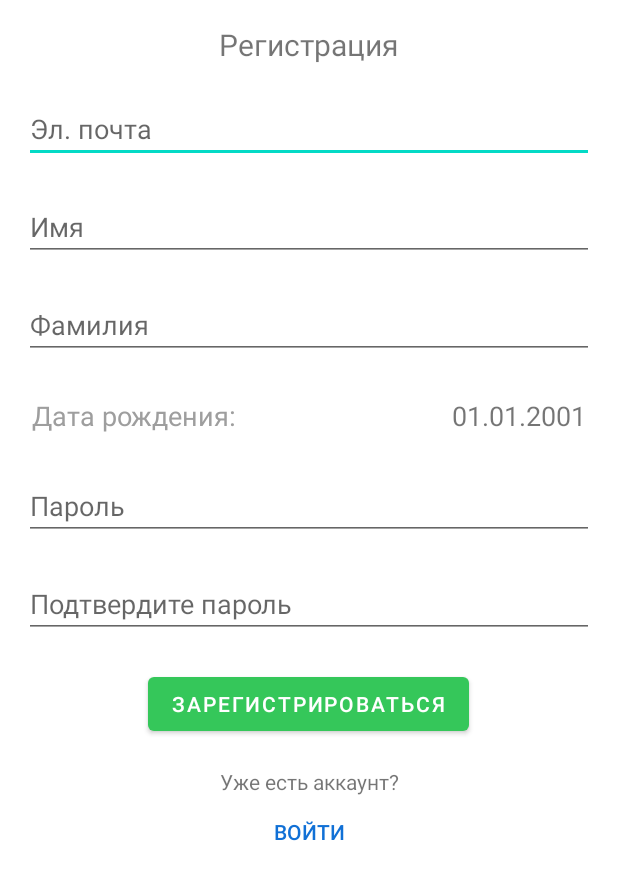
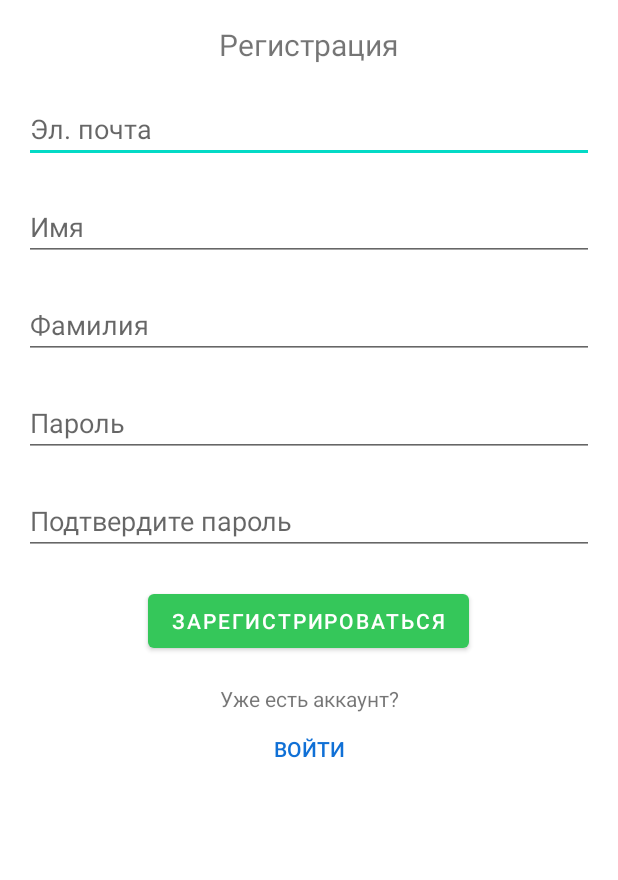
Before and after one commit to wingsmight/AudioRecorderAndroid, an Android app: the screen it shows after launch (SignUpActivity), on a phone screen of 412 x 824 dp. Shown: the top 880 px of the screen. Run offline under Robolectric (Android 15) with nearby library versions, the phone set to English and light mode, and no system bars; our stand-ins replace Firebase (no records; nobody signed in at launch, a user with empty details on screens opened directly).

Commit message:
remove birthday reference

```diff
--- a/app/src/main/java/com/wingsmight/audiorecorder/ui/login/SignUpActivity.java
+++ b/app/src/main/java/com/wingsmight/audiorecorder/ui/login/SignUpActivity.java
@@ -42,7 +42,6 @@ import java.util.Date;
 
 public class SignUpActivity extends AppCompatActivity implements View.OnClickListener, DatePickerDialog.OnDateSetListener{
     EditText name,surname,email,password,confirmedPassword;
-    TextView birthdate;
     Button mRegisterbtn;
     TextView mLoginPageBack;
     FirebaseAuth mAuth;
@@ -61,7 +60,6 @@ public class SignUpActivity extends AppCompatActivity implements View.OnClickLis
         email = (EditText)findViewById(R.id.editEmail);
         name = (EditText)findViewById(R.id.editName);
         surname = (EditText)findViewById(R.id.editSurname);
-        birthdate = (TextView) findViewById(R.id.valueBirthdate);
         password = (EditText)findViewById(R.id.editPassword);
         confirmedPassword = (EditText)findViewById(R.id.editConfirmPassword);
         mRegisterbtn = (Button)findViewById(R.id.buttonRegister);
@@ -73,14 +71,6 @@ public class SignUpActivity extends AppCompatActivity implements View.OnClickLis
         mLoginPageBack.setOnClickListener(this);
         mDialog = new ProgressDialog(this);
         mdatabase = FirebaseDatabase.getInstance().getReference().child("Users");
-
-        birthdate.setOnClickListener(new View.OnClickListener() {
-            @Override
-            public void onClick(View view) {
-                com.wingsmight.audiorecorder.ui.login.DatePicker mDatePickerDialogFragment = new com.wingsmight.audiorecorder.ui.login.DatePicker();
-                mDatePickerDialogFragment.show(getSupportFragmentManager(), "DATE PICK");
-            }
-        });
 
         FirebaseUser user = FirebaseAuth.getInstance().getCurrentUser();
         if (user != null) {
@@ -99,7 +89,6 @@ public class SignUpActivity extends AppCompatActivity implements View.OnClickLis
         mCalendar.set(Calendar.MONTH, month);
         mCalendar.set(Calendar.DAY_OF_MONTH, dayOfMonth);
         String selectedDate = DateFormat.getDateInstance(DateFormat.SHORT).format(mCalendar.getTime());
-        birthdate.setText(selectedDate);
         Birthdate = new Date(year, month, dayOfMonth);
     }
 
--- a/app/src/main/java/com/wingsmight/audiorecorder/ui/settings/SettingsPreferencesFragment.java
+++ b/app/src/main/java/com/wingsmight/audiorecorder/ui/settings/SettingsPreferencesFragment.java
@@ -83,9 +83,6 @@ public class SettingsPreferencesFragment extends PreferenceFragmentCompat {
         Preference fullNamePref = findPreference("userFullName");
         fullNamePref.setTitle(sharedPreferences.getString("userFullName", ""));
 
-        Preference birthDatePref = findPreference("birthDate");
-        birthDatePref.setSummary(sharedPreferences.getString("birthDate", "01.01.2001"));
-
         Preference emailPref = findPreference("email");
         emailPref.setSummary(sharedPreferences.getString("email", "01.01.2001"));
     }
--- a/app/src/main/res/layout/activity_signup.xml
+++ b/app/src/main/res/layout/activity_signup.xml
@@ -59,46 +59,6 @@
         android:textAlignment="textStart"
         />
 
-    <LinearLayout
-        android:id="@+id/birthdate"
-        android:layout_width="fill_parent"
-        android:layout_height="wrap_content"
-        android:inputType="textEmailAddress"
-        android:hint="Дата рождения:"
-        android:ems="10"
-        android:layout_below="@+id/editSurname"
-        android:layout_centerHorizontal="true"
-        android:layout_marginTop="20dp"
-        android:textAlignment="textStart"
-        android:orientation="horizontal"
-        android:padding="5dp"
-        >
-        <TextView
-            android:id="@+id/labelBirthdate"
-            android:layout_width="wrap_content"
-            android:layout_height="wrap_content"
-            android:layout_weight="0"
-            android:text="Дата рождения:"
-            android:textSize="18dp"
-            android:textColor="@color/gray"
-            android:ems="10"
-            android:textAlignment="textStart"
-            />
-
-        <TextView
-            android:id="@+id/valueBirthdate"
-            android:layout_width="wrap_content"
-            android:layout_height="wrap_content"
-            android:layout_weight="1"
-            android:text="01.01.2001"
-            android:textSize="18dp"
-            android:ems="10"
-            android:textAlignment="textEnd"
-            android:clickable="true"
-            />
-
-    </LinearLayout>
-
     <EditText
         android:id="@+id/editPassword"
         android:layout_width="fill_parent"
@@ -107,7 +67,7 @@
         android:hint="Пароль"
         android:textColor="#000"
         android:ems="10"
-        android:layout_below="@+id/birthdate"
+        android:layout_below="@+id/editSurname"
         android:layout_centerHorizontal="true"
         android:layout_marginTop="20dp"
         android:textAlignment="textStart"
--- a/app/src/main/res/xml/root_preferences.xml
+++ b/app/src/main/res/xml/root_preferences.xml
@@ -8,15 +8,6 @@
             app:key="userFullName"
             app:selectable="false"
             app:title="Username Usersurname"
-            app:iconSpaceReserved="false"
-            app:singleLineTitle="true"
-            />
-
-        <Preference
-            app:key="birthDate"
-            app:selectable="false"
-            app:title="Дата рождения"
-            app:summary="01.01.2001"
             app:iconSpaceReserved="false"
             app:singleLineTitle="true"
             />
```
